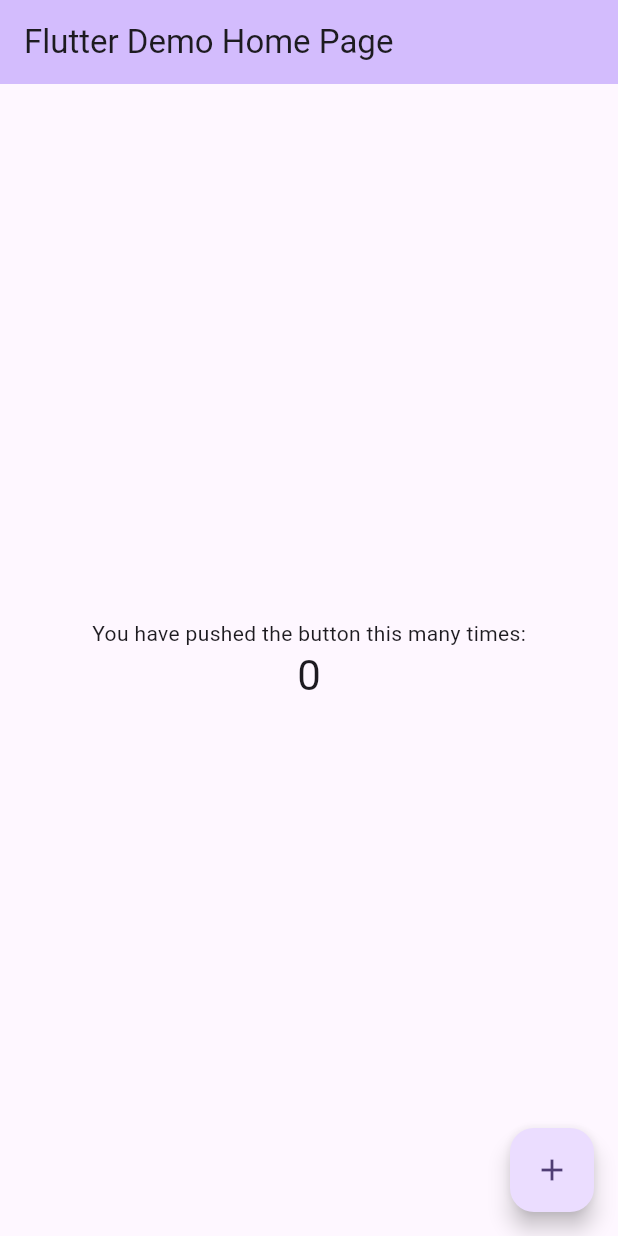
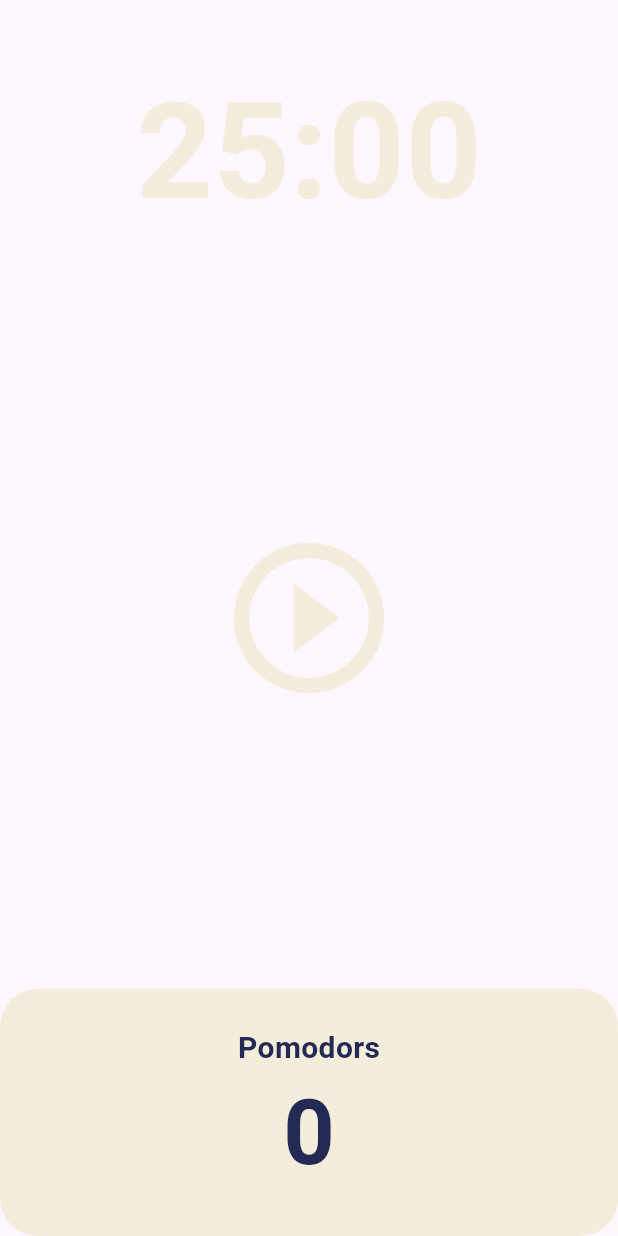
Before and after one commit to yuri1123/pomodoroapp, a Flutter app: the screen it shows after launch, on a phone screen of 412 x 824 dp. Run offline on Flutter 3.47's test engine with Material 3 defaults, Android fonts, the phone set to English and light mode, and no system bars.

Commit message:
- pomodoro 앱 완성

```diff
--- a/lib/main.dart
+++ b/lib/main.dart
@@ -1,126 +1,25 @@
 import 'package:flutter/material.dart';
+import 'package:pomodoroapp/screens/home_screen.dart';
 
 void main() {
   runApp(const MyApp());
 }
 
-
 class MyApp extends StatelessWidget {
   const MyApp({super.key});
 
-  // This widget is the root of your application.
   @override
   Widget build(BuildContext context) {
     return MaterialApp(
-      title: 'Flutter Demo',
       theme: ThemeData(
-        // This is the theme of your application.
-        //
-        // TRY THIS: Try running your application with "flutter run". You'll see
-        // the application has a purple toolbar. Then, without quitting the app,
-        // try changing the seedColor in the colorScheme below to Colors.green
-        // and then invoke "hot reload" (save your changes or press the "hot
-        // reload" button in a Flutter-supported IDE, or press "r" if you used
-        // the command line to start the app).
-        //
-        // Notice that the counter didn't reset back to zero; the application
-        // state is not lost during the reload. To reset the state, use hot
-        // restart instead.
-        //
-        // This works for code too, not just values: Most code changes can be
-        // tested with just a hot reload.
-        colorScheme: ColorScheme.fromSeed(seedColor: Colors.deepPurple),
-        useMaterial3: true,
+        backgroundColor: const Color(0xFFE7627C),
+        textTheme: const TextTheme(
+            headline1: TextStyle(
+          color: const Color(0xFF232B55),
+        )),
+        cardColor: const Color(0xFFF4EDDB),
       ),
-      home: const MyHomePage(title: 'Flutter Demo Home Page'),
+      home: HomeScreen(),
     );
   }
 }
-
-class MyHomePage extends StatefulWidget {
-  const MyHomePage({super.key, required this.title});
-
-  // This widget is the home page of your application. It is stateful, meaning
-  // that it has a State object (defined below) that contains fields that affect
-  // how it looks.
-
-  // This class is the configuration for the state. It holds the values (in this
-  // case the title) provided by the parent (in this case the App widget) and
-  // used by the build method of the State. Fields in a Widget subclass are
-  // always marked "final".
-
-  final String title;
-
-  @override
-  State<MyHomePage> createState() => _MyHomePageState();
-}
-
-class _MyHomePageState extends State<MyHomePage> {
-  int _counter = 0;
-
-  void _incrementCounter() {
-    setState(() {
-      // This call to setState tells the Flutter framework that something has
-      // changed in this State, which causes it to rerun the build method below
-      // so that the display can reflect the updated values. If we changed
-      // _counter without calling setState(), then the build method would not be
-      // called again, and so nothing would appear to happen.
-      _counter++;
-    });
-  }
-
-  @override
-  Widget build(BuildContext context) {
-    // This method is rerun every time setState is called, for instance as done
-    // by the _incrementCounter method above.
-    //
-    // The Flutter framework has been optimized to make rerunning build methods
-    // fast, so that you can just rebuild anything that needs updating rather
-    // than having to individually change instances of widgets.
-    return Scaffold(
-      appBar: AppBar(
-        // TRY THIS: Try changing the color here to a specific color (to
-        // Colors.amber, perhaps?) and trigger a hot reload to see the AppBar
-        // change color while the other colors stay the same.
-        backgroundColor: Theme.of(context).colorScheme.inversePrimary,
-        // Here we take the value from the MyHomePage object that was created by
-        // the App.build method, and use it to set our appbar title.
-        title: Text(widget.title),
-      ),
-      body: Center(
-        // Center is a layout widget. It takes a single child and positions it
-        // in the middle of the parent.
-        child: Column(
-          // Column is also a layout widget. It takes a list of children and
-          // arranges them vertically. By default, it sizes itself to fit its
-          // children horizontally, and tries to be as tall as its parent.
-          //
-          // Column has various properties to control how it sizes itself and
-          // how it positions its children. Here we use mainAxisAlignment to
-          // center the children vertically; the main axis here is the vertical
-          // axis because Columns are vertical (the cross axis would be
-          // horizontal).
-          //
-          // TRY THIS: Invoke "debug painting" (choose the "Toggle Debug Paint"
-          // action in the IDE, or press "p" in the console), to see the
-          // wireframe for each widget.
-          mainAxisAlignment: MainAxisAlignment.center,
-          children: <Widget>[
-            const Text(
-              'You have pushed the button this many times:',
-            ),
-            Text(
-              '$_counter',
-              style: Theme.of(context).textTheme.headlineMedium,
-            ),
-          ],
-        ),
-      ),
-      floatingActionButton: FloatingActionButton(
-        onPressed: _incrementCounter,
-        tooltip: 'Increment',
-        child: const Icon(Icons.add),
-      ), // This trailing comma makes auto-formatting nicer for build methods.
-    );
-  }
-}
--- /dev/null
+++ b/lib/screens/home_screen.dart
@@ -0,0 +1,128 @@
+import 'dart:async';
+
+import 'package:flutter/material.dart';
+
+class HomeScreen extends StatefulWidget {
+  const HomeScreen({super.key});
+
+  @override
+  State<HomeScreen> createState() => _HomeScreenState();
+}
+
+class _HomeScreenState extends State<HomeScreen> {
+  static const twentyFiveMinutes = 1500;
+  int totalSeconds = twentyFiveMinutes;
+  late Timer timer;
+  bool isRunning = false;
+  int totalPomodoros = 0;
+
+  void onStartPressed() {
+    timer = Timer.periodic(
+      const Duration(seconds: 1),
+      onTick,
+    );
+    setState(() {
+      isRunning = true;
+    });
+  }
+
+  void onTick(Timer timer) {
+    if (totalSeconds == 0) {
+      setState(() {
+        totalPomodoros++;
+        isRunning = false;
+        totalSeconds = twentyFiveMinutes;
+      });
+      timer.cancel();
+    } else {
+      setState(() {
+        totalSeconds--;
+      });
+    }
+  }
+
+  void onPausePressed() {
+    timer.cancel();
+    setState(() {
+      isRunning = false;
+    });
+  }
+
+  String format(int seconds) {
+    var duration = Duration(seconds: seconds);
+    return duration.toString().split(".").first.substring(2, 7);
+  }
+
+  @override
+  Widget build(BuildContext context) {
+    return Scaffold(
+      backgroundColor: Theme.of(context).backgroundColor,
+      body: Column(
+        children: [
+          Flexible(
+            flex: 1,
+            child: Container(
+              alignment: Alignment.bottomCenter,
+              child: Text(
+                format(totalSeconds),
+                style: TextStyle(
+                    color: Theme.of(context).cardColor,
+                    fontSize: 89,
+                    fontWeight: FontWeight.w600),
+              ),
+            ),
+          ),
+          Flexible(
+            flex: 3,
+            child: Container(
+              alignment: Alignment.center,
+              child: IconButton(
+                iconSize: 120,
+                color: Theme.of(context).cardColor,
+                onPressed: isRunning ? onPausePressed : onStartPressed,
+                icon: isRunning
+                    ? const Icon(Icons.pause_circle_outline)
+                    : const Icon(Icons.play_circle_outline),
+              ),
+            ),
+          ),
+          Flexible(
+            flex: 1,
+            child: Row(
+              children: [
+                Expanded(
+                  child: Container(
+                    decoration: BoxDecoration(
+                        borderRadius: BorderRadius.circular(25),
+                        color: Theme.of(context).cardColor),
+                    child: Column(
+                      mainAxisAlignment: MainAxisAlignment.center,
+                      children: [
+                        Text(
+                          'Pomodors',
+                          style: TextStyle(
+                              fontSize: 20,
+                              color:
+                                  Theme.of(context).textTheme.headline1!.color,
+                              fontWeight: FontWeight.w600),
+                        ),
+                        Text(
+                          '0',
+                          style: TextStyle(
+                              fontSize: 60,
+                              color:
+                                  Theme.of(context).textTheme.headline1!.color,
+                              fontWeight: FontWeight.w600),
+                        ),
+                      ],
+                    ),
+                  ),
+                ),
+              ],
+            ),
+          ),
+        ],
+      ),
+    );
+  }
+}
```
